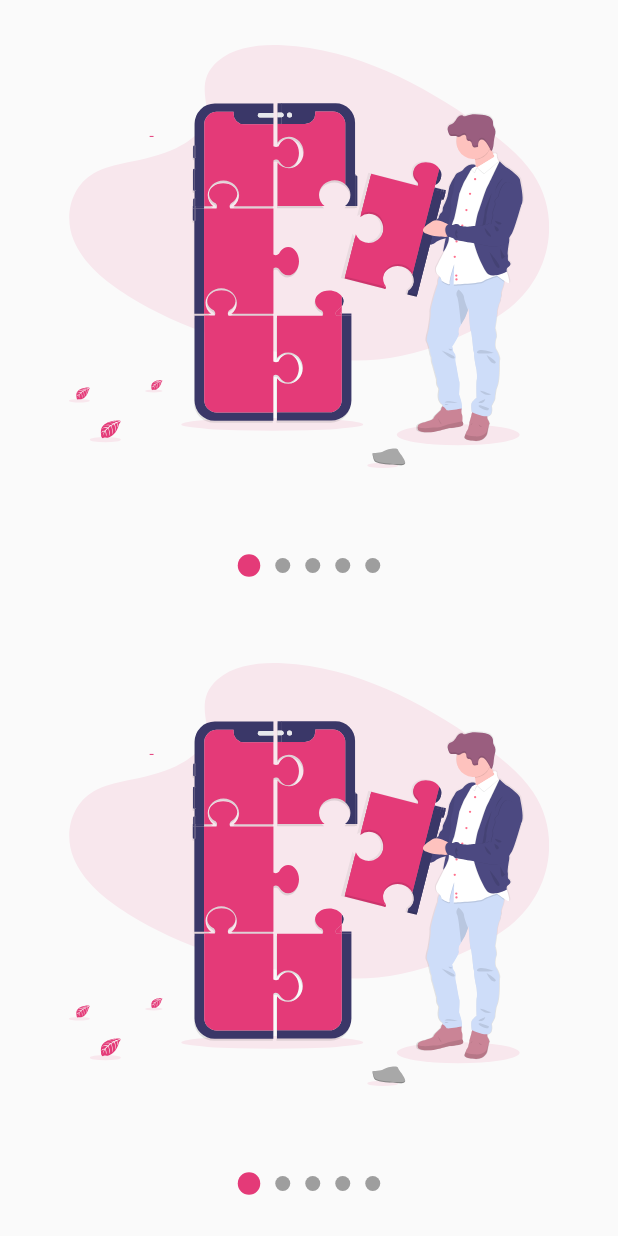
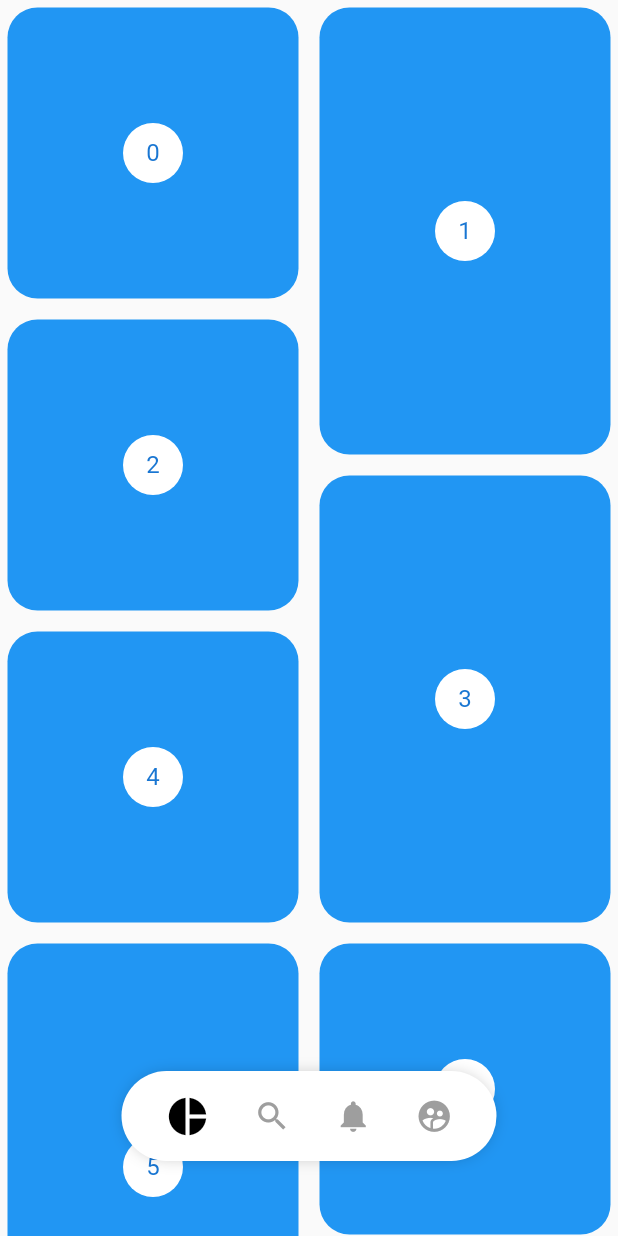
Before and after one commit to giansmart/flutter-desings, a Flutter app: the screen it shows after launch, on a phone screen of 412 x 824 dp. Run offline on Flutter 3.47's test engine with Material 2 defaults, Android fonts, the phone set to English and light mode, and no system bars; our stand-ins replace flutter_svg.

Commit message:
until PinterestPage

```diff
--- a/lib/main.dart
+++ b/lib/main.dart
@@ -1,5 +1,6 @@
 //import 'package:disenios_app/src/pages/circulares_page.dart';
 //import 'package:disenios_app/src/labs/slideshow_page.dart';
+import 'package:disenios_app/src/pages/pinterest_page.dart';
 import 'package:disenios_app/src/pages/slideshows_page.dart';
 //import 'package:disenios_app/src/challenges/cuadrado_animado_page.dart';
 //import 'package:disenios_app/src/pages/animaciones_page.dart';
@@ -22,7 +23,7 @@ class MyApp extends StatelessWidget {
       theme: ThemeData(
         primarySwatch: Colors.blue,
       ),
-      home: const SlideShowPage()
+      home: PinterestPage()
     );
   }
 }
--- /dev/null
+++ b/lib/src/pages/pinterest_page.dart
@@ -0,0 +1,138 @@
+import 'package:disenios_app/src/widgets/pinterest_menu.dart';
+import 'package:flutter/material.dart';
+import 'package:flutter_staggered_grid_view/flutter_staggered_grid_view.dart';
+import 'package:provider/provider.dart';
+
+
+class PinterestPage extends StatelessWidget {
+
+  @override
+  Widget build(BuildContext context) {
+    return ChangeNotifierProvider(
+      create: (_) => _MenuModel(),
+      child: Scaffold(
+        //body: PinterestMenu(),
+        //body: PinterestGrid()
+        body: Stack(
+          children: [
+            PinterestGrid(),
+            _PinterestMenuLocation()
+          ],
+        ),
+       ),
+    );
+  }
+}
+
+class _PinterestMenuLocation extends StatelessWidget {
+
+  @override
+  Widget build(BuildContext context) {
+    final double widthScreen = MediaQuery.of(context).size.width;
+    final mostrar = Provider.of<_MenuModel>(context).mostrar;
+    return Positioned(
+      bottom: 30,
+      child: Container(
+        //color: Colors.red,
+        height: 100,
+        width: widthScreen,
+        child: Align(
+          child: PinterestMenu(
+            mostrar: mostrar,
+            //backgroundColor: Colors.red,
+            primaryColor: Colors.black,
+            secondaryColor: Colors.grey,
+            items: [
+              PinterestButton(icon: Icons.pie_chart, onPressed: () {print('icon pie_chart');}),
+              PinterestButton(icon: Icons.search, onPressed: ()=> print('icon search')),
+              PinterestButton(icon: Icons.notifications, onPressed: ()=> print('icon notifications')),
+              PinterestButton(icon: Icons.supervised_user_circle, onPressed: ()=> print('icon supervised_user_circle'))
+            ],
+          ),
+        ),
+      )
+    );
+  }
+}
+
+class PinterestGrid extends StatefulWidget {
+  @override
+  State<PinterestGrid> createState() => _PinterestGridState();
+}
+
+class _PinterestGridState extends State<PinterestGrid> {
+  final List<int> items = List.generate(200, (index) => index);
+  double scrollAnterior = 0;
+
+  ScrollController controller = ScrollController();
+
+  @override
+  void initState() {
+    controller.addListener(() {
+      //print('scroll listener ${ controller.offset }');
+      if(controller.offset > scrollAnterior && controller.offset > 150) {
+        //print('ocultar menu');
+        Provider.of<_MenuModel>(context, listen: false).mostrar = false; //en el initstate siempre listen=false
+      } else {
+        //print('mostrar menu');
+        Provider.of<_MenuModel>(context, listen: false).mostrar = true;
+      }
+      scrollAnterior = controller.offset;
+    });
+    super.initState();
+  }
+
+
+  @override
+  void dispose() {
+    controller.dispose();
+    super.dispose();
+  }
+  @override
+  Widget build(BuildContext context) {
+    return StaggeredGridView.countBuilder(
+      controller: controller,
+      crossAxisCount: 4,
+      itemCount: items.length,
+      itemBuilder: (BuildContext context, int index) => _PinterestItem(index),
+      staggeredTileBuilder: (int index) =>
+         StaggeredTile.count(2, index.isEven ? 2 : 3),
+      mainAxisSpacing: 4.0,
+      crossAxisSpacing: 4.0,
+    );
+  }
+}
+
+class _PinterestItem extends StatelessWidget {
+  final int index;
+
+  _PinterestItem(this.index);
+
+  @override
+  Widget build(BuildContext context) {
+    return Container(
+        margin: EdgeInsets.all(5),
+        //color: Colors.blue,
+        decoration: BoxDecoration(
+          color: Colors.blue,
+          borderRadius: BorderRadius.all(Radius.circular(20))
+        ),
+        child: Center(
+          child: CircleAvatar(
+            backgroundColor: Colors.white,
+            child: Text('$index'),
+          ),
+        ));
+  }
+}
+
+class _MenuModel with ChangeNotifier {
+  bool _mostrar = true;
+
+  bool get mostrar => _mostrar;
+
+  set mostrar(bool valor) {
+    _mostrar = valor;
+    notifyListeners();
+  }
+}
--- /dev/null
+++ b/lib/src/widgets/pinterest_menu.dart
@@ -0,0 +1,152 @@
+import 'package:flutter/material.dart';
+import 'package:provider/provider.dart';
+
+class PinterestButton {
+  final Function() onPressed;
+  final IconData icon;
+
+  PinterestButton({required this.onPressed,required this.icon});
+
+}
+
+class PinterestMenu extends StatelessWidget {
+
+  final bool mostrar;
+  final Color backgroundColor;
+  final Color primaryColor;
+  final Color secondaryColor;
+  final List<PinterestButton> items;
+
+  PinterestMenu({
+    this.mostrar = true,
+    this.backgroundColor = Colors.white,
+    this.primaryColor = Colors.black,
+    this.secondaryColor = Colors.blueGrey,
+    required this.items
+  });
+
+  /*final List<PinterestButton> items = [
+    PinterestButton(icon: Icons.pie_chart, onPressed: () {print('icon pie_chart');}),
+    PinterestButton(icon: Icons.search, onPressed: ()=> print('icon search')),
+    PinterestButton(icon: Icons.notifications, onPressed: ()=> print('icon notifications')),
+    PinterestButton(icon: Icons.supervised_user_circle, onPressed: ()=> print('icon supervised_user_circle'))
+  ];*/
+
+  @override
+  Widget build(BuildContext context) {
+    return ChangeNotifierProvider(
+      create: (_) => _MenuModel(),
+      child: AnimatedOpacity(
+        duration: Duration(milliseconds: 250),
+        opacity: (mostrar) ? 1 : 0,
+        child: Builder(builder: (BuildContext context) {
+          Provider.of<_MenuModel>(context).backgroundColor = backgroundColor;
+          Provider.of<_MenuModel>(context).primaryColor = primaryColor;
+          Provider.of<_MenuModel>(context).secondaryColor = secondaryColor;
+
+          return _PinterestMenuBackground(child: _MenuItems(items));
+        }),
+      ),
+    );
+  }
+}
+
+class _PinterestMenuBackground extends StatelessWidget {
+
+  final Widget child;
+
+  const _PinterestMenuBackground({
+    required this.child
+  });
+
+  @override
+  Widget build(BuildContext context) {
+    Color bkgColor = Provider.of<_MenuModel>(context).backgroundColor;
+
+    return Container(
+      child: child,
+      width: 250,
+      height: 60,
+      decoration: BoxDecoration(
+        color: bkgColor,
+        borderRadius: BorderRadius.all(Radius.circular(100)),
+        boxShadow: <BoxShadow> [
+          BoxShadow(
+            color: Colors.black38,
+            //offset: Offset(10,10)
+            blurRadius: 10,
+            spreadRadius: -5
+          )
+        ]
+      ),
+    );
+  }
+}
+
+class _MenuItems extends StatelessWidget {
+  final List<PinterestButton> menuItems;
+
+  _MenuItems(this.menuItems);
+
+  @override
+  Widget build(BuildContext context) {
+    return Row(
+      mainAxisAlignment: MainAxisAlignment.spaceEvenly,
+      children: List.generate(menuItems.length, (index) => _PinterestMenuButton(index, menuItems[index]))
+    );
+  }
+}
+
+class _PinterestMenuButton extends StatelessWidget {
+
+  final int index;
+  final PinterestButton button;
+
+  _PinterestMenuButton(this.index, this.button);
+
+  @override
+  Widget build(BuildContext context) {
+    final itemSeleccionado = Provider.of<_MenuModel>(context).itemSeleccionado;
+    final menuModel = Provider.of<_MenuModel>(context);
+
+    return GestureDetector(
+      //onTap: button.onPressed,
+      onTap: (){
+        Provider.of<_MenuModel>(context, listen: false).itemSeleccionado = index;
+        button.onPressed();
+      },
+      behavior: HitTestBehavior.translucent,
+      child: Container(
+        child: Icon(
+          button.icon,
+          size: (itemSeleccionado == index)? 30: 25,
+          color: (itemSeleccionado == index) ? menuModel.primaryColor: menuModel.secondaryColor,
+        ),
+      ),
+    );
+  }
+}
+
+class _MenuModel with ChangeNotifier {
+  int _itemSeleccionado = 0;
+  Color _primaryColor = Colors.black;
+  Color _secondaryColor = Colors.grey;
+  Color _backgroundColor = Colors.white;
+
+  int get itemSeleccionado => _itemSeleccionado;
+  Color get primaryColor => _primaryColor;
+  Color get secondaryColor => _secondaryColor;
+  Color get backgroundColor => _backgroundColor;
+
+
+  set itemSeleccionado(int index) {
+    _itemSeleccionado = index;
+    notifyListeners();
+  }
+
+  // ignore: unnecessary_getters_setters
+  set primaryColor(Color color) => _primaryColor = color;
+  set secondaryColor(Color color) => _secondaryColor = color;
+  set backgroundColor(Color color) => _backgroundColor = color;
+
+}
--- a/pubspec.yaml
+++ b/pubspec.yaml
@@ -35,6 +35,7 @@ dependencies:
   # Use with the CupertinoIcons class for iOS style icons.
   cupertino_icons: ^1.0.2
   flutter_svg: ^0.22.0
+  flutter_staggered_grid_view: ^0.4.1
 
 dev_dependencies:
   flutter_test:
```
Also changed, not shown: pubspec.lock.
